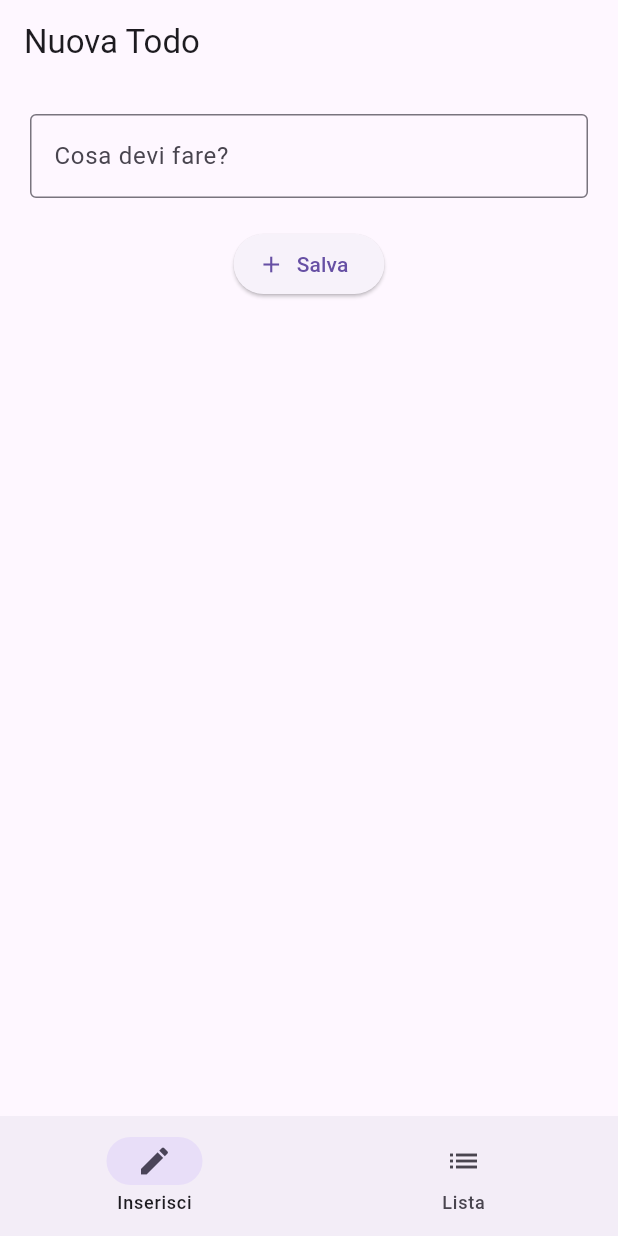
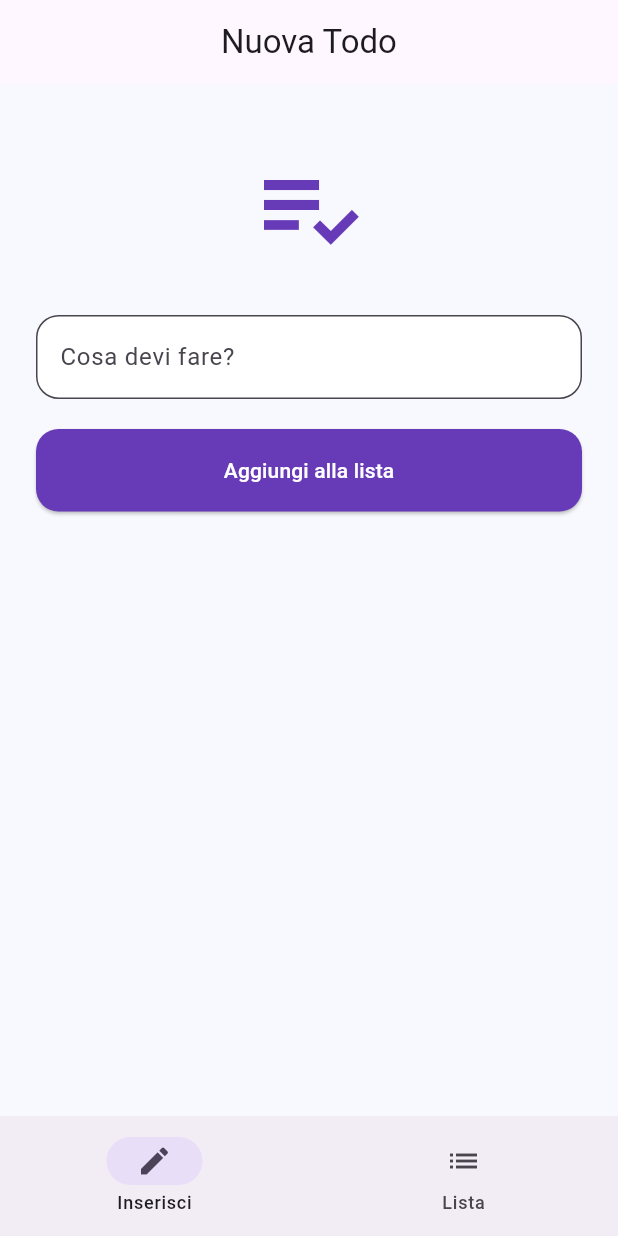
Before and after one commit to Torsello2007/esercitazione-flutter, a Flutter app: the screen it shows after launch, on a phone screen of 412 x 824 dp. Run offline on Flutter 3.47's test engine with Material 3 defaults, Android fonts, the phone set to English and light mode, and no system bars; our stand-ins replace go_router.

Commit message:
Lavoro completato: TodoApp con GoRouter e UI Material 3

```diff
--- a/mio_progetto/lib/main.dart
+++ b/mio_progetto/lib/main.dart
@@ -2,17 +2,19 @@ import 'package:flutter/material.dart';
 import 'app_router.dart';
 import 'todo_state.dart';
 
-void main() {
-  runApp(const MyApp());
-}
+void main() => runApp(const MyApp());
 
 class MyApp extends StatelessWidget {
   const MyApp({super.key});
-
   @override
   Widget build(BuildContext context) {
     return MaterialApp.router(
       debugShowCheckedModeBanner: false,
+      theme: ThemeData(
+        useMaterial3: true,
+        colorSchemeSeed: Colors.deepPurple,
+        scaffoldBackgroundColor: const Color(0xFFF8F9FE),
+      ),
       routerConfig: appRouter,
     );
   }
@@ -26,39 +28,44 @@ class InputPage extends StatefulWidget {
 
 class _InputPageState extends State<InputPage> {
   final TextEditingController _controller = TextEditingController();
-
-  void _saveTodo() {
-    if (_controller.text.isNotEmpty) {
-      setState(() {
-        todoList.add(_controller.text);
-        _controller.clear();
-      });
-      ScaffoldMessenger.of(context).showSnackBar(
-        const SnackBar(content: Text('Compito aggiunto!')),
-      );
-    }
-  }
-
   @override
   Widget build(BuildContext context) {
     return Scaffold(
-      appBar: AppBar(title: const Text('Nuova Todo')),
+      appBar: AppBar(title: const Text('Nuova Todo'), centerTitle: true),
       body: Padding(
-        padding: const EdgeInsets.all(20.0),
+        padding: const EdgeInsets.all(24),
         child: Column(
           children: [
+            const SizedBox(height: 20),
+            const Icon(Icons.playlist_add_check, size: 80, color: Colors.deepPurple),
+            const SizedBox(height: 30),
             TextField(
               controller: _controller,
-              decoration: const InputDecoration(
+              decoration: InputDecoration(
                 labelText: 'Cosa devi fare?',
-                border: OutlineInputBorder(),
+                filled: true,
+                fillColor: Colors.white,
+                border: OutlineInputBorder(borderRadius: BorderRadius.circular(15)),
               ),
             ),
             const SizedBox(height: 20),
-            ElevatedButton.icon(
-              onPressed: _saveTodo,
-              icon: const Icon(Icons.add),
-              label: const Text('Salva'),
+            SizedBox(
+              width: double.infinity,
+              height: 55,
+              child: ElevatedButton(
+                style: ElevatedButton.styleFrom(
+                  backgroundColor: Colors.deepPurple,
+                  foregroundColor: Colors.white,
+                  shape: RoundedRectangleBorder(borderRadius: BorderRadius.circular(15)),
+                ),
+                onPressed: () {
+                  if (_controller.text.isNotEmpty) {
+                    setState(() { todoList.add(_controller.text); _controller.clear(); });
+                    ScaffoldMessenger.of(context).showSnackBar(const SnackBar(content: Text('Salvato con successo!')));
+                  }
+                },
+                child: const Text('Aggiungi alla lista'),
+              ),
             ),
           ],
         ),
@@ -77,25 +84,23 @@ class _ListPageState extends State<ListPage> {
   @override
   Widget build(BuildContext context) {
     return Scaffold(
-      appBar: AppBar(title: const Text('I tuoi impegni')),
+      appBar: AppBar(title: const Text('I tuoi impegni'), centerTitle: true),
       body: todoList.isEmpty
-          ? const Center(child: Text('Lista vuota'))
-          : ListView.builder(
-              itemCount: todoList.length,
-              itemBuilder: (context, index) {
-                return ListTile(
-                  title: Text(todoList[index]),
-                  trailing: IconButton(
-                    icon: const Icon(Icons.delete, color: Colors.red),
-                    onPressed: () {
-                      setState(() {
-                        todoList.removeAt(index);
-                      });
-                    },
-                  ),
-                );
-              },
+        ? const Center(child: Text('Nessun impegno salvato.'))
+        : ListView.builder(
+            padding: const EdgeInsets.all(16),
+            itemCount: todoList.length,
+            itemBuilder: (context, index) => Card(
+              margin: const EdgeInsets.only(bottom: 10),
+              child: ListTile(
+                title: Text(todoList[index], style: const TextStyle(fontWeight: FontWeight.bold)),
+                trailing: IconButton(
+                  icon: const Icon(Icons.delete_outline, color: Colors.red),
+                  onPressed: () => setState(() => todoList.removeAt(index)),
+                ),
+              ),
             ),
+          ),
     );
   }
 }
```
